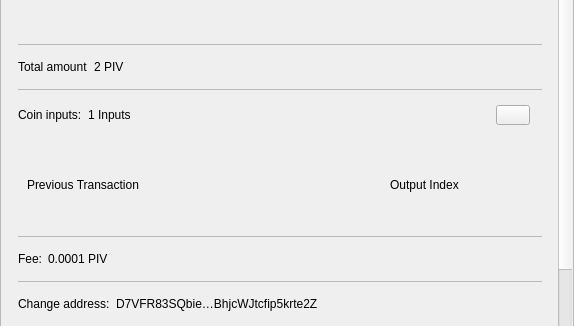
First picture: the form in src/qt/pivxl/forms/sendconfirmdialog.ui, repository PivxLiteDev/PivxLite, before the edit; both pictures show x 0 to 574 and y 198 to 524 of the 574 by 680 pixel window.
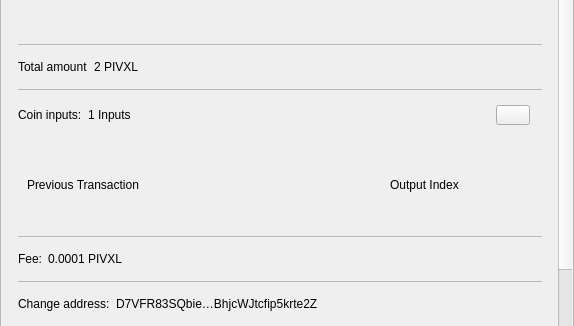
Second picture: the form after the edit.

Commit message: renamed pivx to pivxl

The edit to the form file:
```diff
--- a/src/qt/pivxl/forms/sendconfirmdialog.ui
+++ b/src/qt/pivxl/forms/sendconfirmdialog.ui
@@ -465,7 +465,7 @@
                    <item>
                     <widget class="QLabel" name="textAmount">
                      <property name="text">
-                      <string>2 PIV</string>
+                      <string>2 PIVXL</string>
                      </property>
                     </widget>
                    </item>
@@ -624,7 +624,7 @@
                    <item>
                     <widget class="QLabel" name="textFee">
                      <property name="text">
-                      <string>0.0001 PIV</string>
+                      <string>0.0001 PIVXL</string>
                      </property>
                     </widget>
                    </item>
```
The commit also changes 435 other files.
